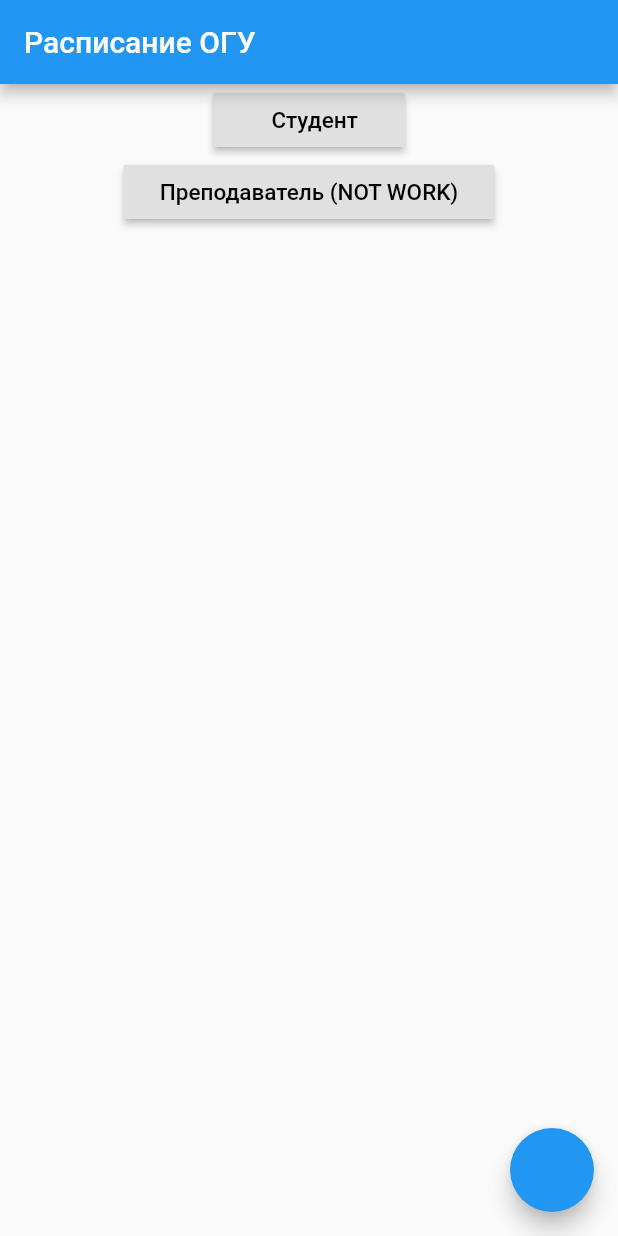
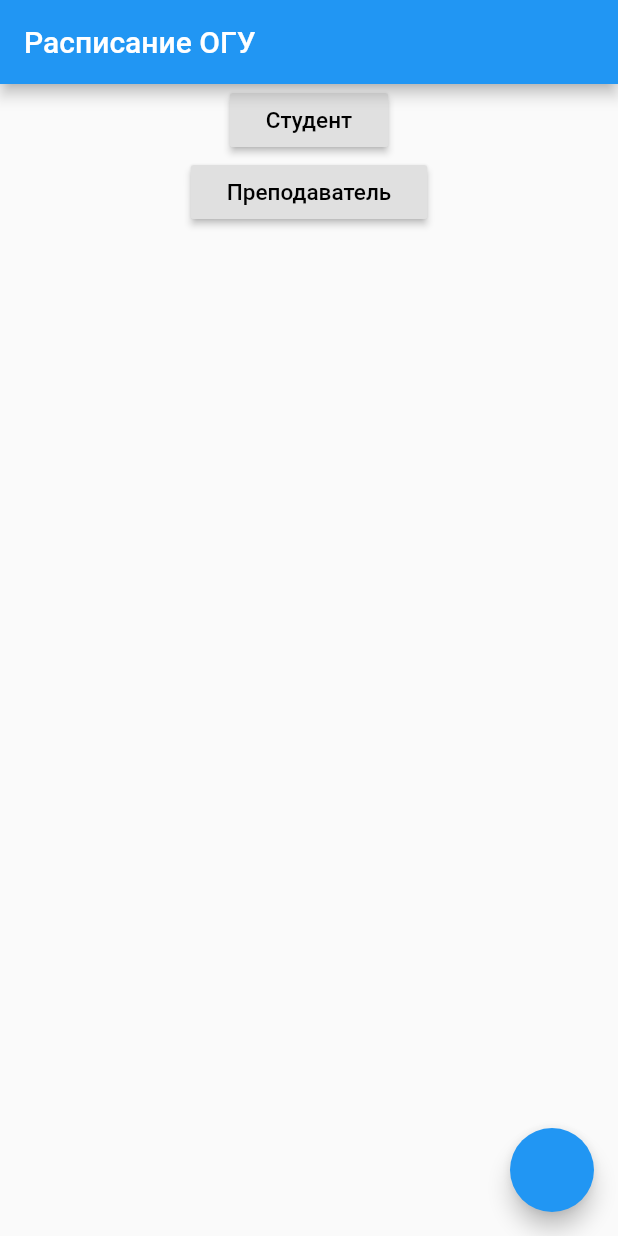
Before and after one commit to Pastyt/ogu_schedule, a Flutter app: the screen it shows after launch, on a phone screen of 412 x 824 dp. Run offline on Flutter 3.47's test engine with Material 2 defaults, Android fonts, the phone set to English and light mode, and no system bars.

Commit message:
try to format start screen, need more work need to format schedule table + add teacher schedule

```diff
--- a/lib/studprep.dart
+++ b/lib/studprep.dart
@@ -8,29 +8,37 @@ class StudPrep extends StatelessWidget {
 
   @override
   Widget build(BuildContext context) {
-    return Center(
-        child: Column(children: <Widget>[
+    return Container(
+      height: double.infinity,
+        width: double.infinity,
+       // child: Center(
+            child: Column(
+
+            children: <Widget>[
       /*Container(
               width: double.infinity,
               child: Text(systemMes,textAlign: TextAlign.center,style: TextStyle(
                 fontSize: 35
               ),),
             ),*/
-
+  Container(
+    child:
       RaisedButton(
           onPressed: getStud,
           child: Text(
-            '    Студент  ',
+            'Студент',
             style: TextStyle(fontSize: 15),
           ),
-          textTheme: ButtonTextTheme.primary),
+          textTheme: ButtonTextTheme.primary)),
+        Container(
+          child:
       RaisedButton(
           onPressed: getPrep,
           child: Text(
-            'Преподаватель (NOT WORK)',
+            'Преподаватель',
             style: TextStyle(fontSize: 15),
           ),
           textTheme: ButtonTextTheme.primary)
-    ]));
+        )]));
   }
 }
```
